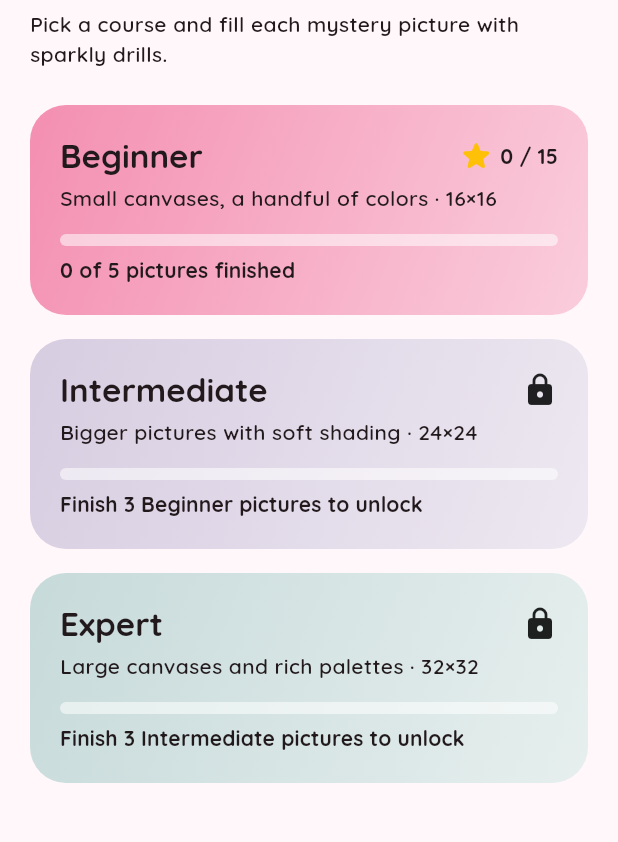
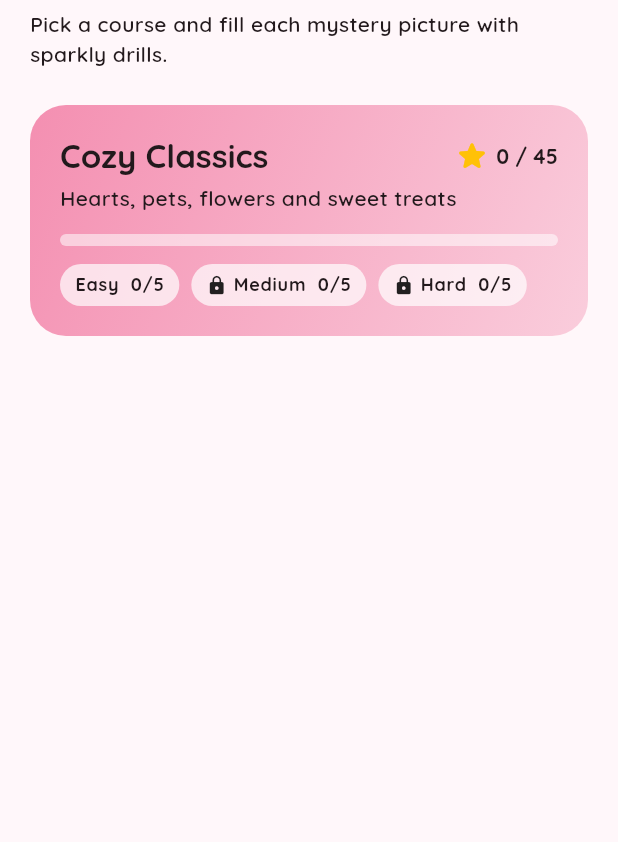
Before and after one commit to ctorres345/PawlyPaint, a Flutter app: the screen it shows after launch, on a phone screen of 412 x 824 dp, the part 90-932 px from its top. Run offline on Flutter 3.47's test engine with Material 3 defaults, Android fonts, the phone set to English and light mode, and no system bars; our stand-ins replace shared_preferences.

Commit message:
Courses are themed categories with Easy, Medium and Hard levels
The first course, Cozy Classics, holds the existing 15 pictures, 5 per
difficulty. Easy is open; each harder level opens after 3 pictures of
the one before it. Picture ids keep stable slugs per course.

Co-Authored-By: Claude Opus 5.5 (1M context) <noreply@anthropic.com>

```diff
--- a/lib/data/courses.dart
+++ b/lib/data/courses.dart
@@ -3,28 +3,56 @@ import 'dart:ui' show Color;
 import '../models/puzzle.dart';
 import 'artworks.dart';
 
-/// Courses in play order. Each course unlocks once the previous one has
-/// [unlockAfter] finished pictures, and inside a course each picture unlocks
-/// when the one before it is finished.
+/// Inside a course, Easy is open from the start and each harder level opens
+/// once [unlockAfter] pictures of the level before it are finished. Inside a
+/// level, each picture opens when the one before it is finished.
 const unlockAfter = 3;
 
+/// Canvas size for each difficulty.
+const _sizes = {Difficulty.easy: 16, Difficulty.medium: 24, Difficulty.hard: 32};
+
+/// Courses are themed categories; all of them are open from the start.
 List<Course> buildCourses() => [
-      _course('beginner', 'Beginner', 'Small canvases, a handful of colors', const Color(0xFFF48FB1), 16,
-          {'heart': heart, 'paw': paw, 'sun': sun, 'mushroom': mushroom, 'cherries': cherries}),
-      _course('intermediate', 'Intermediate', 'Bigger pictures with soft shading', const Color(0xFFB39DDB), 24,
-          {'cat': cat, 'daisy': daisy, 'strawberry': strawberry, 'rainbow': rainbow, 'cupcake': cupcake}),
-      _course('expert', 'Expert', 'Large canvases and rich palettes', const Color(0xFF80CBC4), 32,
-          {'sunset': sunset, 'butterfly': butterfly, 'puppy': puppy, 'tulips': tulips, 'moonlight': moonlight}),
+      _course(
+        'classics',
+        'Cozy Classics',
+        'Hearts, pets, flowers and sweet treats',
+        const Color(0xFFF48FB1),
+        {
+          Difficulty.easy: {'heart': heart, 'paw': paw, 'sun': sun, 'mushroom': mushroom, 'cherries': cherries},
+          Difficulty.medium: {
+            'cat': cat,
+            'daisy': daisy,
+            'strawberry': strawberry,
+            'rainbow': rainbow,
+            'cupcake': cupcake,
+          },
+          Difficulty.hard: {
+            'sunset': sunset,
+            'butterfly': butterfly,
+            'puppy': puppy,
+            'tulips': tulips,
+            'moonlight': moonlight,
+          },
+        },
+      ),
     ];
 
 /// Pictures are keyed by a stable slug, so reordering or adding pictures
 /// never moves saved progress onto a different one.
-Course _course(String id, String title, String subtitle, Color accent, int size, Map<String, Artwork> art) => Course(
+Course _course(String id, String title, String subtitle, Color accent, Map<Difficulty, Map<String, Artwork>> art) =>
+    Course(
       id: id,
       title: title,
       subtitle: subtitle,
       accent: accent,
-      puzzles: [
-        for (final MapEntry(key: slug, value: draw) in art.entries) draw('$id-$slug', size),
+      levels: [
+        for (final MapEntry(key: difficulty, value: pictures) in art.entries)
+          Level(
+            difficulty: difficulty,
+            puzzles: [
+              for (final MapEntry(key: slug, value: draw) in pictures.entries) draw('$id-$slug', _sizes[difficulty]!),
+            ],
+          ),
       ],
     );
--- a/lib/models/puzzle.dart
+++ b/lib/models/puzzle.dart
@@ -69,18 +69,40 @@ class Puzzle {
   }
 }
 
+enum Difficulty {
+  easy('Easy', 'Small canvases, a handful of colors'),
+  medium('Medium', 'Bigger pictures with soft shading'),
+  hard('Hard', 'Large canvases and rich palettes');
+
+  const Difficulty(this.label, this.blurb);
+
+  final String label;
+  final String blurb;
+}
+
+/// One difficulty section of a course.
+class Level {
+  const Level({required this.difficulty, required this.puzzles});
+
+  final Difficulty difficulty;
+  final List<Puzzle> puzzles;
+}
+
+/// A themed collection of pictures, split into Easy, Medium and Hard.
 class Course {
   const Course({
     required this.id,
     required this.title,
     required this.subtitle,
     required this.accent,
-    required this.puzzles,
+    required this.levels,
   });
 
   final String id;
   final String title;
   final String subtitle;
   final Color accent;
-  final List<Puzzle> puzzles;
+  final List<Level> levels;
+
+  List<Puzzle> get puzzles => [for (final l in levels) ...l.puzzles];
 }
--- a/lib/state/progress_store.dart
+++ b/lib/state/progress_store.dart
@@ -133,17 +133,19 @@ class ProgressStore extends ChangeNotifier {
 
   bool isCompleted(String id) => _records.containsKey(id);
 
-  int completedIn(Course c) => c.puzzles.where((p) => isCompleted(p.id)).length;
-  int starsIn(Course c) => c.puzzles.fold(0, (sum, p) => sum + (_records[p.id]?.bestStars ?? 0));
+  int completedIn(List<Puzzle> puzzles) => puzzles.where((p) => isCompleted(p.id)).length;
+  int starsIn(List<Puzzle> puzzles) => puzzles.fold(0, (sum, p) => sum + (_records[p.id]?.bestStars ?? 0));
 
-  bool isCourseUnlocked(List<Course> courses, int index) =>
-      index == 0 || completedIn(courses[index - 1]) >= unlockAfter;
+  /// Easy is always open; a harder level opens after [unlockAfter] finished
+  /// pictures in the level before it.
+  bool isLevelUnlocked(Course c, int index) => index == 0 || completedIn(c.levels[index - 1].puzzles) >= unlockAfter;
 
-  bool isPuzzleUnlocked(Course c, int index) =>
-      index == 0 ||
-      isCompleted(c.puzzles[index - 1].id) ||
-      isCompleted(c.puzzles[index].id) ||
-      _saved.containsKey(c.puzzles[index].id);
+  /// Inside a level, a picture opens when the one before it is finished
+  /// (or once it has been finished or started).
+  bool isPuzzleUnlocked(Level level, int index) {
+    final id = level.puzzles[index].id;
+    return index == 0 || isCompleted(level.puzzles[index - 1].id) || isCompleted(id) || _saved.containsKey(id);
+  }
 
   Future<void> saveGame(String id, SavedGame game) {
     _saved[id] = game;
--- a/lib/ui/home_screen.dart
+++ b/lib/ui/home_screen.dart
@@ -1,6 +1,5 @@
 import 'package:flutter/material.dart';
 
-import '../data/courses.dart' show unlockAfter;
 import '../models/puzzle.dart';
 import '../state/progress_store.dart';
 import 'course_screen.dart';
@@ -15,7 +14,7 @@ class HomeScreen extends StatelessWidget {
     final store = ProgressScope.of(context);
     final text = Theme.of(context).textTheme;
     final scheme = Theme.of(context).colorScheme;
-    final totalStars = courses.fold(0, (s, c) => s + store.starsIn(c));
+    final totalStars = courses.fold(0, (s, c) => s + store.starsIn(c.puzzles));
     final maxStars = courses.fold(0, (s, c) => s + c.puzzles.length * 3);
     return Scaffold(
       body: SafeArea(
@@ -36,14 +35,8 @@ class HomeScreen extends StatelessWidget {
             const SizedBox(height: 6),
             Text('Pick a course and fill each mystery picture with sparkly drills.', style: text.bodyMedium),
             const SizedBox(height: 24),
-            for (var i = 0; i < courses.length; i++) ...[
-              _CourseCard(
-                course: courses[i],
-                unlocked: store.isCourseUnlocked(courses, i),
-                lockedHint: i == 0 ? '' : 'Finish $unlockAfter ${courses[i - 1].title} pictures to unlock',
-                completed: store.completedIn(courses[i]),
-                stars: store.starsIn(courses[i]),
-              ),
+            for (final course in courses) ...[
+              _CourseCard(course: course, store: store),
               const SizedBox(height: 16),
             ],
           ],
@@ -54,47 +47,34 @@ class HomeScreen extends StatelessWidget {
 }
 
 class _CourseCard extends StatelessWidget {
-  const _CourseCard({
-    required this.course,
-    required this.unlocked,
-    required this.lockedHint,
-    required this.completed,
-    required this.stars,
-  });
+  const _CourseCard({required this.course, required this.store});
 
   final Course course;
-  final bool unlocked;
-  final String lockedHint;
-  final int completed;
-  final int stars;
+  final ProgressStore store;
 
   @override
   Widget build(BuildContext context) {
     final text = Theme.of(context).textTheme;
     final total = course.puzzles.length;
-    final size = course.puzzles.first;
-    // Locked courses are grayed out, but their text stays fully readable.
-    final accent = unlocked ? course.accent : Color.lerp(course.accent, const Color(0xFFE6E1E3), 0.7)!;
+    final completed = store.completedIn(course.puzzles);
+    final stars = store.starsIn(course.puzzles);
     return Semantics(
       button: true,
-      enabled: unlocked,
+      label: '${course.title}, $completed of $total pictures finished, $stars stars',
+      excludeSemantics: true,
       child: Material(
         borderRadius: BorderRadius.circular(24),
         clipBehavior: Clip.antiAlias,
         child: Ink(
           decoration: BoxDecoration(
             gradient: LinearGradient(
-              colors: [accent, Color.lerp(accent, Colors.white, 0.55)!],
+              colors: [course.accent, Color.lerp(course.accent, Colors.white, 0.55)!],
               begin: Alignment.topLeft,
               end: Alignment.bottomRight,
             ),
           ),
           child: InkWell(
-            onTap: unlocked
-                ? () => Navigator.of(context).push(MaterialPageRoute(builder: (_) => CourseScreen(course: course)))
-                : () => ScaffoldMessenger.of(context)
-                  ..hideCurrentSnackBar()
-                  ..showSnackBar(SnackBar(content: Text(lockedHint), behavior: SnackBarBehavior.floating)),
+            onTap: () => Navigator.of(context).push(MaterialPageRoute(builder: (_) => CourseScreen(course: course))),
             child: Padding(
               padding: const EdgeInsets.all(20),
               child: Column(
@@ -102,17 +82,15 @@ class _CourseCard extends StatelessWidget {
                 children: [
                   Row(
                     children: [
-                      Text(course.title, style: text.titleLarge?.copyWith(fontWeight: FontWeight.w800)),
-                      const Spacer(),
-                      if (!unlocked) const Icon(Icons.lock_rounded, semanticLabel: 'Locked'),
-                      if (unlocked) ...[
-                        const Icon(Icons.star_rounded, color: Color(0xFFFFC107)),
-                        Text(' $stars / ${total * 3}', style: text.titleSmall),
-                      ],
+                      Expanded(
+                        child: Text(course.title, style: text.titleLarge?.copyWith(fontWeight: FontWeight.w800)),
+                      ),
+                      const Icon(Icons.star_rounded, color: Color(0xFFFFC107)),
+                      Text(' $stars / ${total * 3}', style: text.titleSmall),
                     ],
                   ),
                   const SizedBox(height: 4),
-                  Text('${course.subtitle} · ${size.width}×${size.height}', style: text.bodyMedium),
+                  Text(course.subtitle, style: text.bodyMedium),
                   const SizedBox(height: 14),
                   ClipRRect(
                     borderRadius: BorderRadius.circular(8),
@@ -122,8 +100,19 @@ class _CourseCard extends StatelessWidget {
                       backgroundColor: Colors.white54,
                     ),
                   ),
-                  const SizedBox(height: 6),
-                  Text(unlocked ? '$completed of $total pictures finished' : lockedHint, style: text.labelLarge),
+                  const SizedBox(height: 12),
+                  Wrap(
+                    spacing: 8,
+                    runSpacing: 8,
+                    children: [
+                      for (var i = 0; i < course.levels.length; i++)
+                        _LevelPill(
+                          level: course.levels[i],
+                          completed: store.completedIn(course.levels[i].puzzles),
+                          unlocked: store.isLevelUnlocked(course, i),
+                        ),
+                    ],
+                  ),
                 ],
               ),
             ),
@@ -133,3 +122,27 @@ class _CourseCard extends StatelessWidget {
     );
   }
 }
+
+class _LevelPill extends StatelessWidget {
+  const _LevelPill({required this.level, required this.completed, required this.unlocked});
+
+  final Level level;
+  final int completed;
+  final bool unlocked;
+
+  @override
+  Widget build(BuildContext context) {
+    final text = Theme.of(context).textTheme;
+    return Container(
+      padding: const EdgeInsets.symmetric(horizontal: 10, vertical: 6),
+      decoration: BoxDecoration(color: Colors.white70, borderRadius: BorderRadius.circular(20)),
+      child: Row(
+        mainAxisSize: MainAxisSize.min,
+        children: [
+          if (!unlocked) ...[const Icon(Icons.lock_rounded, size: 14), const SizedBox(width: 4)],
+          Text('${level.difficulty.label}  $completed/${level.puzzles.length}', style: text.labelMedium),
+        ],
+      ),
+    );
+  }
+}
```
Also changed, not shown: lib/ui/course_screen.dart (+86 -8 lines), 1 other file.
